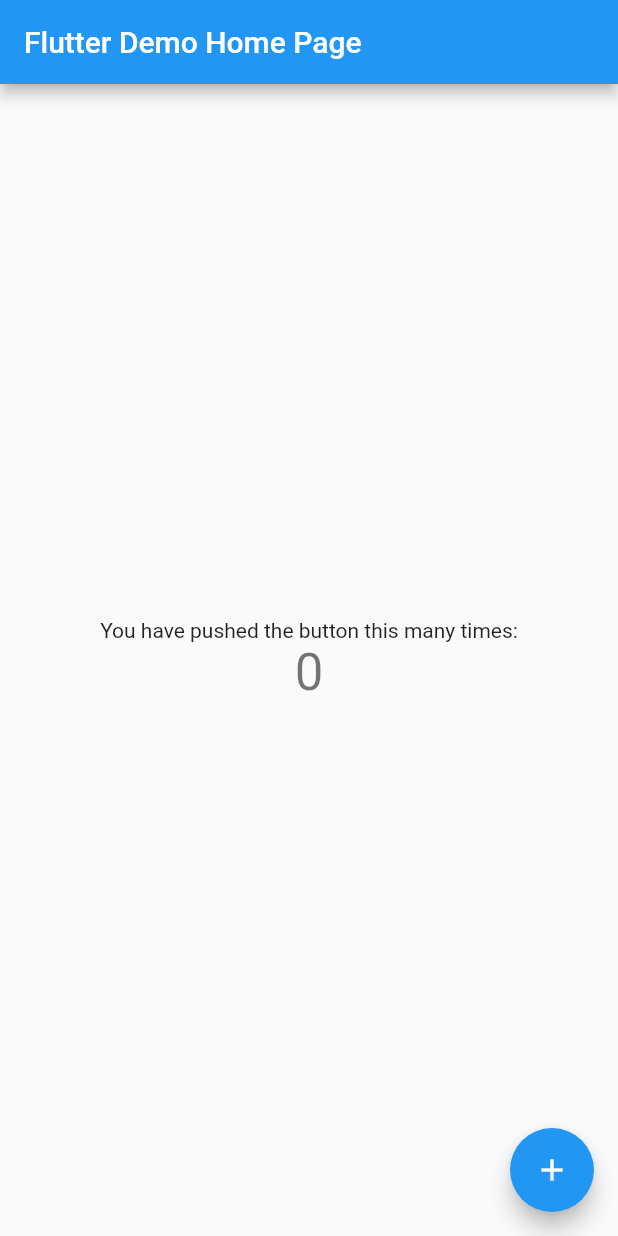
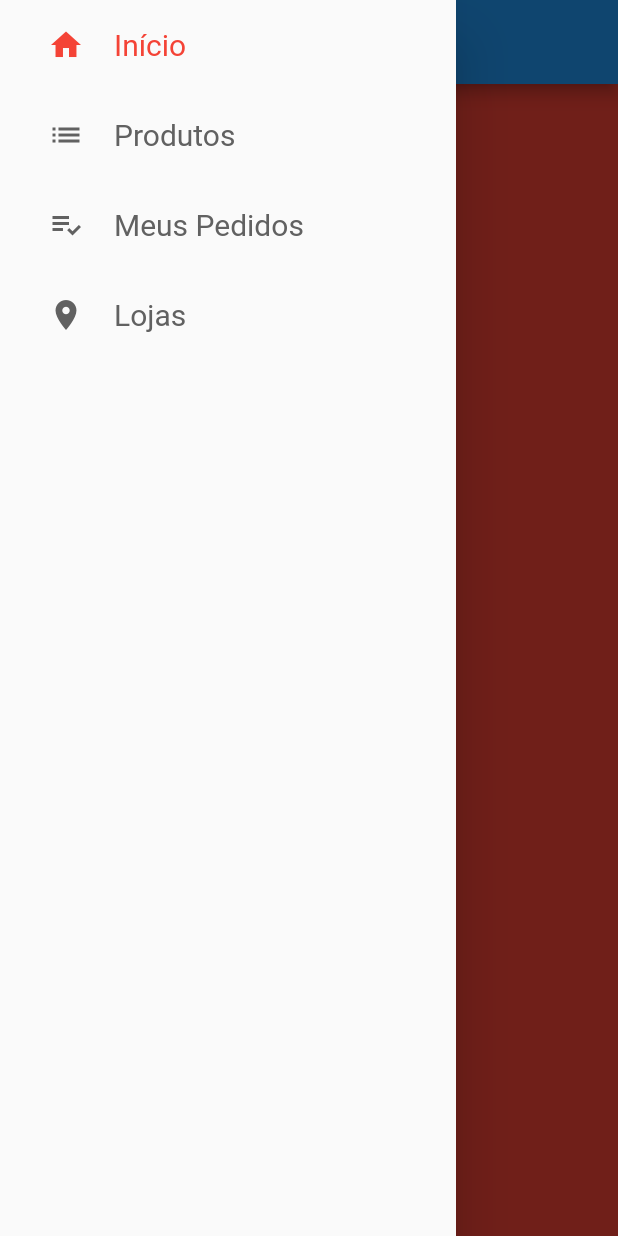
Before and after one commit to HelioVieiraSilvaJr/loja_virtual_flutter, a Flutter app: the screen it shows after launch, with the side drawer open (before the commit the screen has no drawer), on a phone screen of 412 x 824 dp. Run offline on Flutter 3.47's test engine with Material 2 defaults, Android fonts, the phone set to English and light mode, and no system bars.

Commit message:
prepare base screens and drawer.

```diff
--- /dev/null
+++ b/lib/Commons/DrawerCustom/DrawerCustom.dart
@@ -0,0 +1,18 @@
+import 'package:flutter/material.dart';
+import 'package:loja_virtual_flutter/Commons/DrawerCustom/DrawerTile.dart';
+
+class DrawerCustom extends StatelessWidget {
+  @override
+  Widget build(BuildContext context) {
+    return Drawer(
+      child: ListView(
+        children: <Widget>[
+          DrawerTile(iconData: Icons.home, title: "Início", page: 0),
+          DrawerTile(iconData: Icons.list, title: "Produtos", page: 1),
+          DrawerTile(iconData: Icons.playlist_add_check, title: "Meus Pedidos", page: 2),
+          DrawerTile(iconData: Icons.location_on, title: "Lojas", page: 3),
+        ],
+      ),
+    );
+  }
+}
--- /dev/null
+++ b/lib/Commons/DrawerCustom/DrawerTile.dart
@@ -0,0 +1,44 @@
+import 'package:flutter/material.dart';
+import 'package:loja_virtual_flutter/Screens/PageManager.dart';
+import 'package:provider/provider.dart';
+
+class DrawerTile extends StatelessWidget {
+
+  final IconData iconData;
+  final String title;
+  final int page;
+
+  DrawerTile({this.iconData, this.title, this.page});
+
+  @override
+  Widget build(BuildContext context) {
+    int curPage = context.watch<PageManager>().page;
+
+    return InkWell(
+      onTap: () {
+        context.read<PageManager>().setPage(page);
+      },
+      child: SizedBox(
+        height: 60,
+        child: Row(
+          children: <Widget>[
+            Padding(
+              padding: const EdgeInsets.only(left: 32, right: 20),
+              child: Icon(
+                iconData,
+                color: this.page == curPage ? Colors.red : Colors.grey[700],
+              ),
+            ),
+            Text(
+                title,
+                style: TextStyle(
+                  color: curPage == page ? Colors.red : Colors.grey[700],
+                  fontSize: 20
+                ),
+            )
+          ],
+        ),
+      ),
+    );
+  }
+}
--- /dev/null
+++ b/lib/Screens/BaseScreens.dart
@@ -0,0 +1,62 @@
+import 'package:flutter/material.dart';
+import 'package:loja_virtual_flutter/Commons/DrawerCustom/DrawerCustom.dart';
+import 'package:loja_virtual_flutter/Screens/PageManager.dart';
+import 'package:provider/provider.dart';
+
+class BaseScreens extends StatefulWidget {
+  @override
+  _BaseScreensState createState() => _BaseScreensState();
+}
+
+class _BaseScreensState extends State<BaseScreens> {
+
+  final PageController pageController = PageController();
+
+  @override
+  Widget build(BuildContext context) {
+    return Provider(
+      create: (_) => PageManager(pageController),
+      child: PageView(
+        controller: pageController,
+        physics: const NeverScrollableScrollPhysics(),
+        children: <Widget>[
+          Scaffold(
+            drawer: DrawerCustom(),
+            appBar: AppBar(
+              title: Text("Inicio"),
+            ),
+            body: Container(
+              color: Colors.red,
+            ),
+          ),
+          Scaffold(
+            drawer: DrawerCustom(),
+            appBar: AppBar(
+              title: Text("Produtos"),
+            ),
+            body: Container(
+              color: Colors.green,
+            ),
+          ),Scaffold(
+            drawer: DrawerCustom(),
+            appBar: AppBar(
+              title: Text("Meus Pedidos"),
+            ),
+            body: Container(
+              color: Colors.blue,
+            ),
+          ),
+          Scaffold(
+            drawer: DrawerCustom(),
+            appBar: AppBar(
+              title: Text("Lojas"),
+            ),
+            body: Container(
+              color: Colors.yellow,
+            ),
+          ),
+        ],
+      ),
+    );
+  }
+}
--- /dev/null
+++ b/lib/Screens/PageManager.dart
@@ -0,0 +1,15 @@
+import 'package:flutter/material.dart';
+
+class PageManager {
+
+  PageManager(this._pageController);
+
+  PageController _pageController;
+  int page = 0;
+
+  void setPage(int value) {
+    if (value == page) return;
+    page = value;
+    _pageController.jumpToPage(page);
+  }
+}
--- a/lib/main.dart
+++ b/lib/main.dart
@@ -1,117 +1,9 @@
 import 'package:flutter/material.dart';
+import 'package:loja_virtual_flutter/Screens/BaseScreens.dart';
 
 void main() {
-  runApp(MyApp());
+  runApp(MaterialApp(
+    debugShowCheckedModeBanner: false,
+    home: BaseScreens(),
+  ));
 }
-
-class MyApp extends StatelessWidget {
-  // This widget is the root of your application.
-  @override
-  Widget build(BuildContext context) {
-    return MaterialApp(
-      title: 'Flutter Demo',
-      theme: ThemeData(
-        // This is the theme of your application.
-        //
-        // Try running your application with "flutter run". You'll see the
-        // application has a blue toolbar. Then, without quitting the app, try
-        // changing the primarySwatch below to Colors.green and then invoke
-        // "hot reload" (press "r" in the console where you ran "flutter run",
-        // or simply save your changes to "hot reload" in a Flutter IDE).
-        // Notice that the counter didn't reset back to zero; the application
-        // is not restarted.
-        primarySwatch: Colors.blue,
-        // This makes the visual density adapt to the platform that you run
-        // the app on. For desktop platforms, the controls will be smaller and
-        // closer together (more dense) than on mobile platforms.
-        visualDensity: VisualDensity.adaptivePlatformDensity,
-      ),
-      home: MyHomePage(title: 'Flutter Demo Home Page'),
-    );
-  }
-}
-
-class MyHomePage extends StatefulWidget {
-  MyHomePage({Key key, this.title}) : super(key: key);
-
-  // This widget is the home page of your application. It is stateful, meaning
-  // that it has a State object (defined below) that contains fields that affect
-  // how it looks.
-
-  // This class is the configuration for the state. It holds the values (in this
-  // case the title) provided by the parent (in this case the App widget) and
-  // used by the build method of the State. Fields in a Widget subclass are
-  // always marked "final".
-
-  final String title;
-
-  @override
-  _MyHomePageState createState() => _MyHomePageState();
-}
-
-class _MyHomePageState extends State<MyHomePage> {
-  int _counter = 0;
-
-  void _incrementCounter() {
-    setState(() {
-      // This call to setState tells the Flutter framework that something has
-      // changed in this State, which causes it to rerun the build method below
-      // so that the display can reflect the updated values. If we changed
-      // _counter without calling setState(), then the build method would not be
-      // called again, and so nothing would appear to happen.
-      _counter++;
-    });
-  }
-
-  @override
-  Widget build(BuildContext context) {
-    // This method is rerun every time setState is called, for instance as done
-    // by the _incrementCounter method above.
-    //
-    // The Flutter framework has been optimized to make rerunning build methods
-    // fast, so that you can just rebuild anything that needs updating rather
-    // than having to individually change instances of widgets.
-    return Scaffold(
-      appBar: AppBar(
-        // Here we take the value from the MyHomePage object that was created by
-        // the App.build method, and use it to set our appbar title.
-        title: Text(widget.title),
-      ),
-      body: Center(
-        // Center is a layout widget. It takes a single child and positions it
-        // in the middle of the parent.
-        child: Column(
-          // Column is also a layout widget. It takes a list of children and
-          // arranges them vertically. By default, it sizes itself to fit its
-          // children horizontally, and tries to be as tall as its parent.
-          //
-          // Invoke "debug painting" (press "p" in the console, choose the
-          // "Toggle Debug Paint" action from the Flutter Inspector in Android
-          // Studio, or the "Toggle Debug Paint" command in Visual Studio Code)
-          // to see the wireframe for each widget.
-          //
-          // Column has various properties to control how it sizes itself and
-          // how it positions its children. Here we use mainAxisAlignment to
-          // center the children vertically; the main axis here is the vertical
-          // axis because Columns are vertical (the cross axis would be
-          // horizontal).
-          mainAxisAlignment: MainAxisAlignment.center,
-          children: <Widget>[
-            Text(
-              'You have pushed the button this many times:',
-            ),
-            Text(
-              '$_counter',
-              style: Theme.of(context).textTheme.headline4,
-            ),
-          ],
-        ),
-      ),
-      floatingActionButton: FloatingActionButton(
-        onPressed: _incrementCounter,
-        tooltip: 'Increment',
-        child: Icon(Icons.add),
-      ), // This trailing comma makes auto-formatting nicer for build methods.
-    );
-  }
-}
--- a/pubspec.yaml
+++ b/pubspec.yaml
@@ -31,6 +31,7 @@ dependencies:
   cloud_firestore: ^0.13.5
   firebase_auth: ^0.16.0
   firebase_storage: ^3.1.5
+  provider: ^4.1.2
 
 dev_dependencies:
   flutter_test:
```
Also changed, not shown: pubspec.lock, 1 other file.
